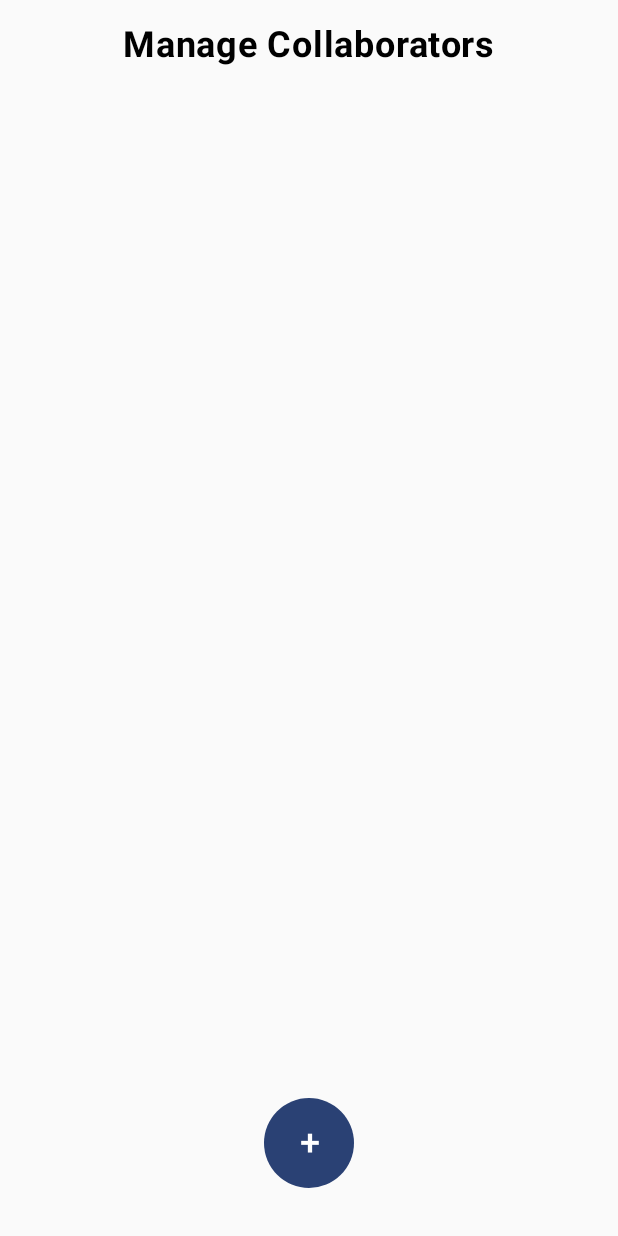
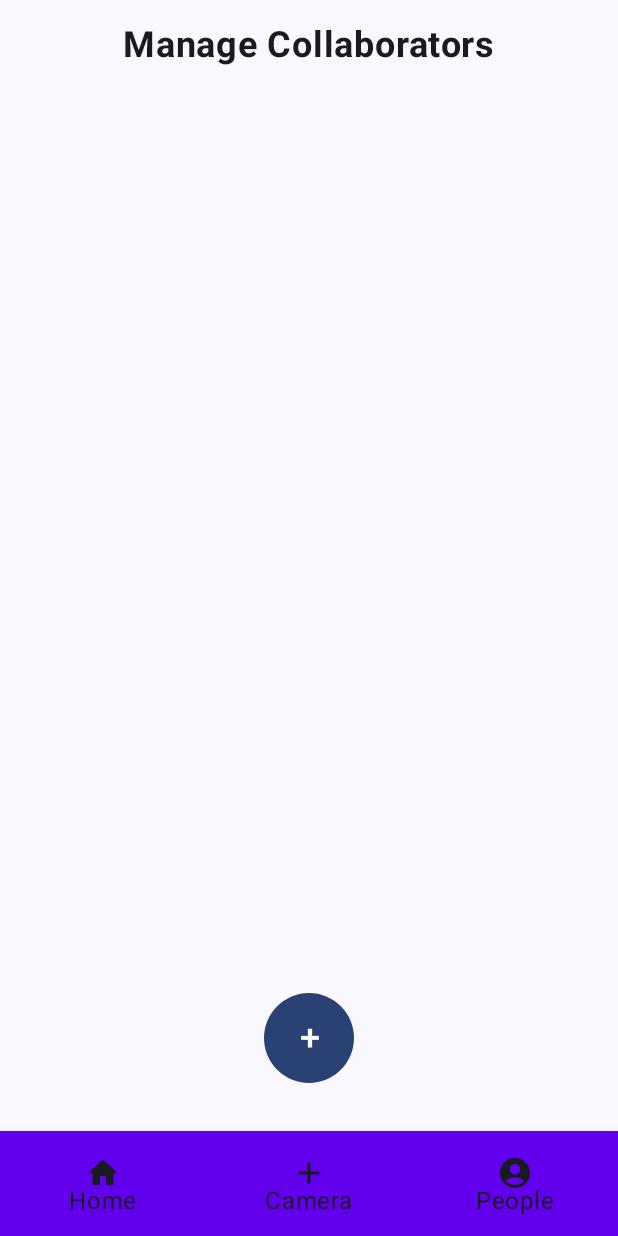
Before and after one commit to ryanhu021/splitr, an Android app built with Jetpack Compose: the screen it shows after launch (MainActivity), after a tap on "Manage Collaborators", on a phone screen of 412 x 824 dp. Run offline under Robolectric (Android 15) with nearby library versions, the phone set to English and light mode, and no system bars; our stand-ins replace Room's generated code, livedata-compose.

Commit message:
feat: basic navbar

```diff
--- a/app/build.gradle.kts
+++ b/app/build.gradle.kts
@@ -72,4 +72,6 @@ dependencies {
     implementation(libs.androidx.camera.camera2)
     implementation(libs.androidx.camera.lifecycle)
     implementation(libs.androidx.camera.view)
+    implementation(libs.androidx.material)
+
 }
--- a/app/src/main/java/com/splitr/app/ui/SplitrApp.kt
+++ b/app/src/main/java/com/splitr/app/ui/SplitrApp.kt
@@ -1,14 +1,29 @@
 package com.splitr.app.ui
 
 import android.util.Log
+import androidx.compose.foundation.layout.fillMaxWidth
+import androidx.compose.foundation.layout.height
+import androidx.compose.foundation.layout.padding
+import androidx.compose.material.BottomNavigation
+import androidx.compose.material.BottomNavigationItem
+import androidx.compose.material.icons.Icons
+import androidx.compose.material.icons.filled.AccountCircle
+import androidx.compose.material.icons.rounded.Add
+import androidx.compose.material.icons.rounded.Home
+import androidx.compose.material3.Icon
+import androidx.compose.material3.Scaffold
+import androidx.compose.material3.Text
 import androidx.compose.runtime.Composable
 import androidx.compose.runtime.collectAsState
 import androidx.compose.runtime.getValue
 import androidx.compose.runtime.remember
+import androidx.compose.ui.Modifier
 import androidx.compose.ui.platform.LocalContext
+import androidx.compose.ui.unit.dp
 import androidx.lifecycle.viewmodel.compose.viewModel
 import androidx.navigation.compose.NavHost
 import androidx.navigation.compose.composable
+import androidx.navigation.compose.currentBackStackEntryAsState
 import androidx.navigation.compose.rememberNavController
 import androidx.navigation.toRoute
 import com.splitr.app.data.AppDatabase
@@ -45,10 +60,60 @@ fun SplitrApp() {
     val database = remember { AppDatabase.getDatabase(context) }
     val receiptDao = remember { database.receiptDao() }
 
+    Scaffold(
+        bottomBar = {
+            BottomNavigation(
+                modifier = Modifier
+                    .height(70.dp)
+                    .fillMaxWidth()
+            ) {
+                val navBackStackEntry by navController.currentBackStackEntryAsState()
+                val currentRoute = navBackStackEntry?.destination?.route
 
+                BottomNavigationItem(
+                    modifier = Modifier.padding(16.dp),
+                    icon = { Icon(Icons.Rounded.Home, contentDescription = "Home") },
+                    label = { Text("Home") },
+                    selected = currentRoute == Routes.Home.toString(),
+                    onClick = {
+                        navController.navigate(Routes.Home) {
+                            popUpTo(navController.graph.startDestinationId)
+                            launchSingleTop = true
+                        }
+                    }
+                )
+
+                BottomNavigationItem(
+                    modifier = Modifier.padding(16.dp),
+                    icon = { Icon(Icons.Rounded.Add, contentDescription = "Camera") },
+                    label = { Text("Camera") },
+                    selected = currentRoute == Routes.Camera.toString(),
+                    onClick = {
+                        navController.navigate(Routes.Camera) {
+                            launchSingleTop = true
+                        }
+                    }
+                )
+
+                BottomNavigationItem(
+                    modifier = Modifier.padding(16.dp),
+                    icon = { Icon(Icons.Filled.AccountCircle, contentDescription = "People") },
+                    label = { Text("People") },
+                    selected = currentRoute == Routes.Collaborators().toString(),
+                    onClick = {
+                        navController.navigate(Routes.Collaborators()) {
+                            launchSingleTop = true
+                        }
+                    }
+                )
+            }
+        }
+    ) { innerPadding ->
         NavHost(
             navController = navController,
-        startDestination = Routes.Home
+            startDestination = Routes.Home,
+            modifier = Modifier.padding(innerPadding)
+
         ) {
             composable<Routes.Home> {
                 val viewModel: HomeViewModel = viewModel {
@@ -135,3 +200,4 @@ fun SplitrApp() {
             }
         }
     }
+}
--- a/gradle/libs.versions.toml
+++ b/gradle/libs.versions.toml
@@ -9,6 +9,7 @@ espressoCore = "3.6.1"
 lifecycleRuntimeKtx = "2.8.7"
 activityCompose = "1.10.0"
 composeBom = "2024.04.01"
+material = "1.7.8"
 roomCommon = "2.6.1"
 roomCompiler = "2.6.1"
 roomKtx = "2.6.1"
@@ -25,6 +26,7 @@ androidx-camera-lifecycle = { module = "androidx.camera:camera-lifecycle", versi
 androidx-camera-view = { module = "androidx.camera:camera-view", version.ref = "cameraView" }
 androidx-core-ktx = { group = "androidx.core", name = "core-ktx", version.ref = "coreKtx" }
 androidx-lifecycle-viewmodel-compose = { module = "androidx.lifecycle:lifecycle-viewmodel-compose", version.ref = "lifecycleRuntimeKtx" }
+androidx-material = { module = "androidx.compose.material:material", version.ref = "material" }
 androidx-room-compiler = { module = "androidx.room:room-compiler", version.ref = "roomCompiler" }
 androidx-runtime-livedata = { module = "androidx.compose.runtime:runtime-livedata", version.ref = "runtimeLivedata" }
 junit = { group = "junit", name = "junit", version.ref = "junit" }
```
Lines whose indentation alone changed are shown as unchanged.
